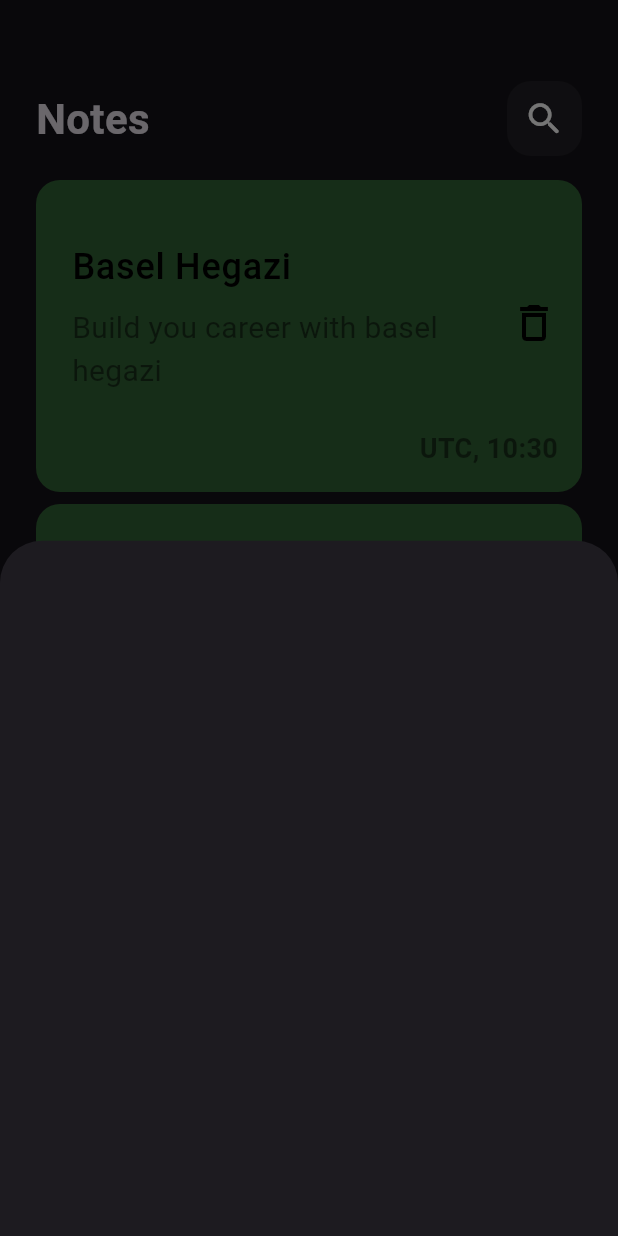
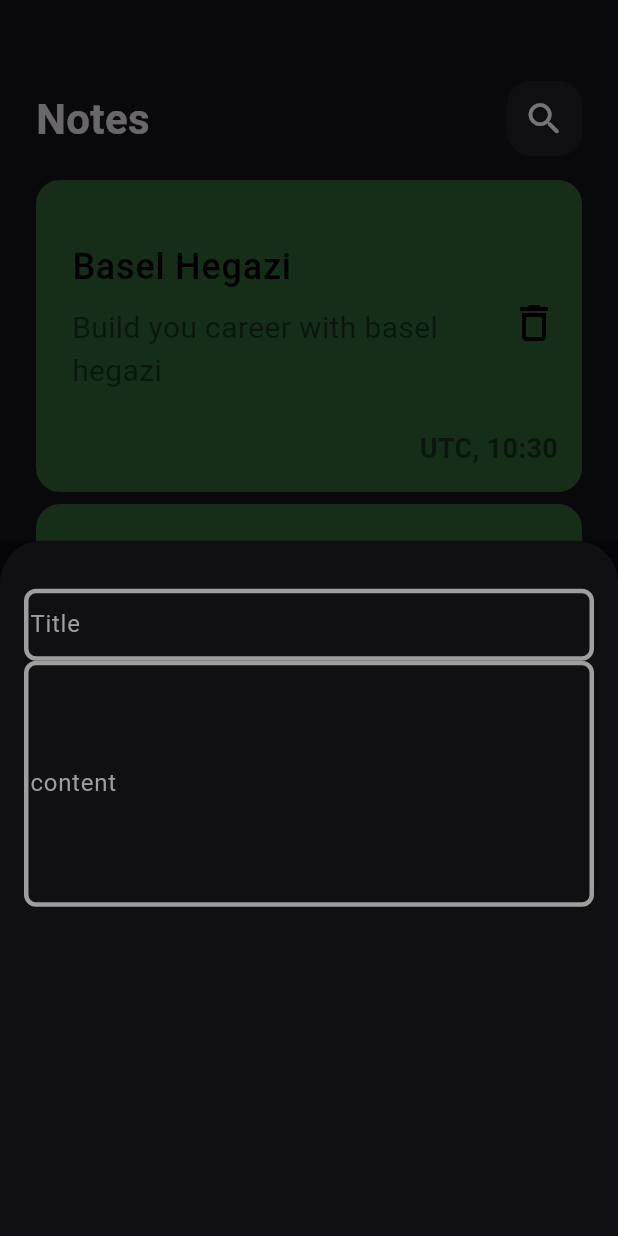
Before and after one commit to BaselHegazi226/note_app1, a Flutter app: the screen it shows after launch, after a tap on the "add" icon, on a phone screen of 412 x 824 dp. Run offline on Flutter 3.47's test engine with Material 3 defaults, Android fonts, the phone set to English and light mode, and no system bars; Roboto replaces fonts that are missing (assets/fonts/rubik/Rubik-BoldItalic.ttf, assets/fonts/rubik/Rubik-ExtraBold.ttf).

Commit message:
create custom text field

```diff
--- a/lib/views/widget/add_modal_bottom_sheet.dart
+++ b/lib/views/widget/add_modal_bottom_sheet.dart
@@ -1,10 +1,28 @@
 import 'package:flutter/material.dart';
+import 'package:note_app1/views/widget/custom_text_field.dart';
 
 class AddModalBottomSheet extends StatelessWidget {
   const AddModalBottomSheet({super.key});
 
   @override
   Widget build(BuildContext context) {
-    return Container();
+    return Container(
+      color: Colors.black45,
+      child: Padding(
+        padding: const EdgeInsets.symmetric(vertical: 32, horizontal: 16),
+        child: Column(
+          children: [
+            CustomTextField(
+              paddingSpace: 0,
+              hintText: 'Title',
+            ),
+            CustomTextField(
+              paddingSpace: 70,
+              hintText: 'content',
+            ),
+          ],
+        ),
+      ),
+    );
   }
 }
--- /dev/null
+++ b/lib/views/widget/custom_text_field.dart
@@ -0,0 +1,52 @@
+import 'package:flutter/material.dart';
+
+class CustomTextField extends StatelessWidget {
+  CustomTextField({
+    super.key,
+    required this.hintText,
+    this.textInput = TextInputType.text,
+    this.obscureText = false,
+    required this.paddingSpace,
+  });
+
+  final String hintText;
+  bool obscureText;
+  TextInputType textInput;
+  //TextEditingController controller = TextEditingController();
+  final double paddingSpace;
+  @override
+  Widget build(BuildContext context) {
+    return TextField(
+      //  controller: controller,
+      obscureText: obscureText,
+      // onSubmitted: (data) {
+      //   controller.clear();
+      // },
+      keyboardType: textInput,
+      style: const TextStyle(
+        color: Colors.white,
+        fontWeight: FontWeight.w400,
+      ),
+      decoration: InputDecoration(
+        hintText: hintText,
+        hintStyle: const TextStyle(
+          color: Colors.grey,
+        ),
+        enabledBorder: outlineInputBorder(),
+        disabledBorder: outlineInputBorder(),
+        focusedBorder: outlineInputBorder(color: Colors.white),
+        contentPadding: EdgeInsets.symmetric(vertical: paddingSpace),
+      ),
+    );
+  }
+}
+
+OutlineInputBorder outlineInputBorder({Color color = Colors.grey}) {
+  return OutlineInputBorder(
+    borderRadius: BorderRadius.circular(8),
+    borderSide: BorderSide(
+      width: 3,
+      color: color,
+    ),
+  );
+}
```
